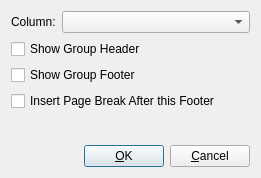
KDE/kreport, file src/wrtembed/detailgroupsectiondialog.ui: the form before one commit.
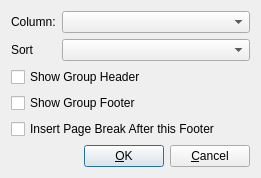
The form after the commit.

Commit message: Implement sorting and grouping. Fixed grouping gui, and added sort order. Added sorting to KoReportData interface and implemented in KexiDB driver.

```diff
--- a/src/wrtembed/detailgroupsectiondialog.ui
+++ b/src/wrtembed/detailgroupsectiondialog.ui
@@ -30,20 +30,37 @@
   <property name="windowTitle" >
    <string>Group Section Editor</string>
   </property>
-  <layout class="QVBoxLayout" >
+  <layout class="QVBoxLayout" name="verticalLayout">
    <item>
-    <layout class="QHBoxLayout" >
-     <item>
-      <widget class="QLabel" name="lblColumn" >
-       <property name="text" >
+    <layout class="QGridLayout" name="gridLayout">
+     <item row="0" column="0">
+      <widget class="QLabel" name="lblColumn">
+       <property name="text">
         <string>Column:</string>
        </property>
       </widget>
      </item>
-     <item>
-      <widget class="QComboBox" name="cbColumn" >
-       <property name="sizePolicy" >
-        <sizepolicy vsizetype="Fixed" hsizetype="MinimumExpanding" >
+     <item row="0" column="1">
+      <widget class="QComboBox" name="cbColumn">
+       <property name="sizePolicy">
+        <sizepolicy hsizetype="MinimumExpanding" vsizetype="Fixed">
+         <horstretch>0</horstretch>
+         <verstretch>0</verstretch>
+        </sizepolicy>
+       </property>
+      </widget>
+     </item>
+     <item row="1" column="0">
+      <widget class="QLabel" name="lblSort">
+       <property name="text">
+        <string>Sort</string>
+       </property>
+      </widget>
+     </item>
+     <item row="1" column="1">
+      <widget class="QComboBox" name="cbSort">
+       <property name="sizePolicy">
+        <sizepolicy hsizetype="Expanding" vsizetype="Fixed">
          <horstretch>0</horstretch>
          <verstretch>0</verstretch>
         </sizepolicy>
@@ -53,22 +70,22 @@
     </layout>
    </item>
    <item>
-    <widget class="QCheckBox" name="cbHead" >
-     <property name="text" >
+    <widget class="QCheckBox" name="cbHead">
+     <property name="text">
       <string>Show Group Header</string>
      </property>
     </widget>
    </item>
    <item>
-    <widget class="QCheckBox" name="cbFoot" >
-     <property name="text" >
+    <widget class="QCheckBox" name="cbFoot">
+     <property name="text">
       <string>Show Group Footer</string>
      </property>
     </widget>
    </item>
    <item>
-    <widget class="QCheckBox" name="breakAfterFooter" >
-     <property name="text" >
+    <widget class="QCheckBox" name="breakAfterFooter">
+     <property name="text">
       <string>Insert Page Break After this Footer</string>
      </property>
     </widget>
@@ -90,20 +107,11 @@
     </spacer>
    </item>
    <item>
-    <layout class="QHBoxLayout" >
-     <property name="spacing" >
+    <layout class="QHBoxLayout">
+     <property name="spacing">
       <number>6</number>
      </property>
-     <property name="leftMargin" >
-      <number>0</number>
-     </property>
-     <property name="topMargin" >
-      <number>0</number>
-     </property>
-     <property name="rightMargin" >
-      <number>0</number>
-     </property>
-     <property name="bottomMargin" >
+     <property name="margin">
       <number>0</number>
      </property>
      <item>
@@ -146,8 +154,8 @@
    </item>
   </layout>
  </widget>
- <layoutdefault spacing="6" margin="11" />
-  <tabstops>
+ <layoutdefault spacing="6" margin="11"/>
+ <tabstops>
   <tabstop>cbHead</tabstop>
   <tabstop>cbFoot</tabstop>
   <tabstop>breakAfterFooter</tabstop>
```
Left out of the diff: 41 changed lines with no effect on the pictures. The commit also changes 8 other files.
